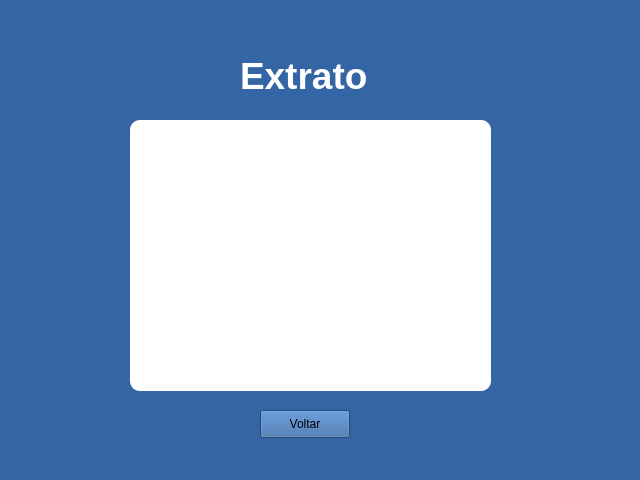
First picture: the form in Prototype de telas./Tela_Extrato.ui, repository evalasilva/DuplaPOO2, before the edit.
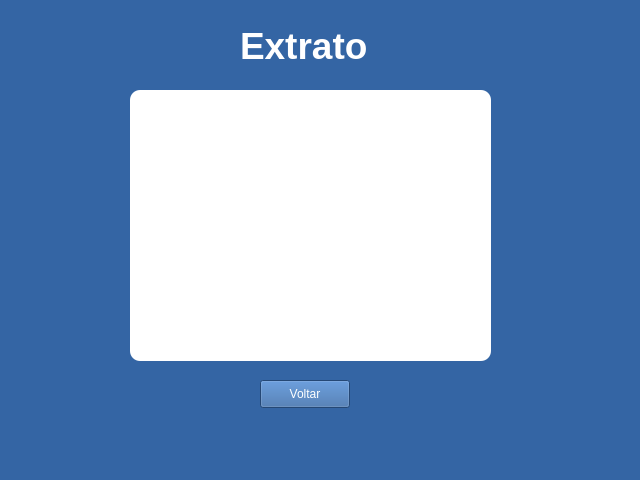
Second picture: the form after the edit.

Commit message: Atualização de tela

The edit to the form file:
```diff
--- a/Prototype de telas./Tela_Extrato.ui
+++ b/Prototype de telas./Tela_Extrato.ui
@@ -21,7 +21,7 @@
     <property name="geometry">
      <rect>
       <x>240</x>
-      <y>50</y>
+      <y>20</y>
       <width>141</width>
       <height>51</height>
      </rect>
@@ -46,7 +46,7 @@
     <property name="geometry">
      <rect>
       <x>130</x>
-      <y>120</y>
+      <y>90</y>
       <width>361</width>
       <height>271</height>
      </rect>
@@ -62,11 +62,14 @@
     <property name="geometry">
      <rect>
       <x>260</x>
-      <y>410</y>
+      <y>380</y>
       <width>90</width>
       <height>28</height>
      </rect>
     </property>
+    <property name="styleSheet">
+     <string notr="true">color: #FFF;</string>
+    </property>
     <property name="text">
      <string>Voltar</string>
     </property>
```
